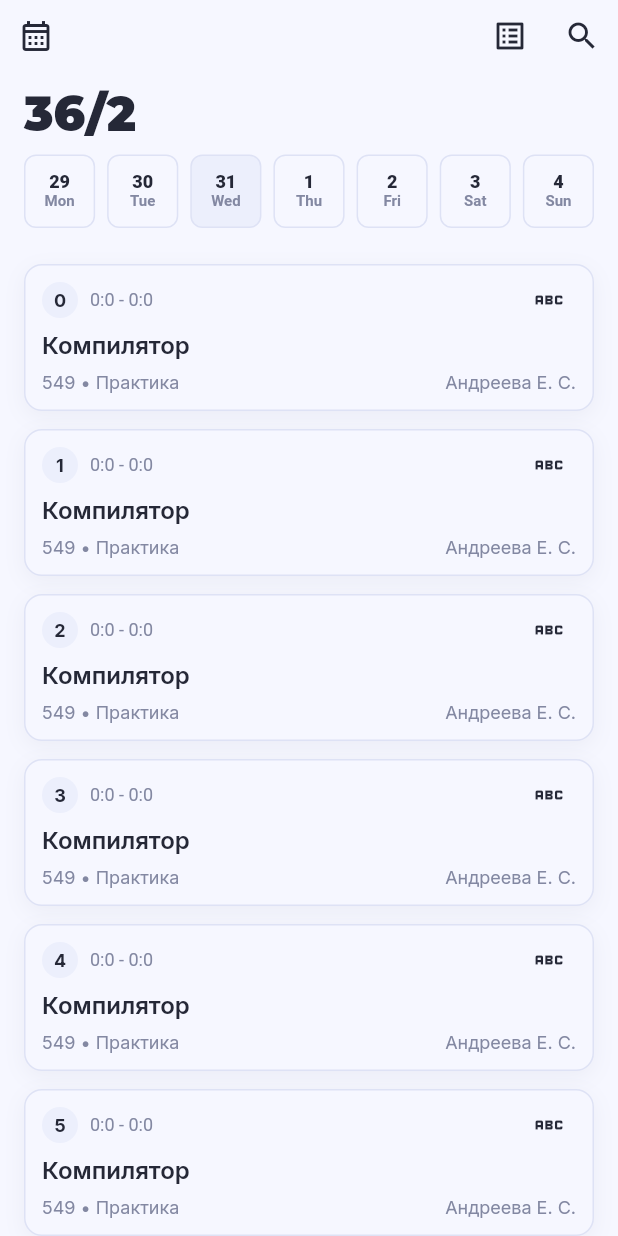
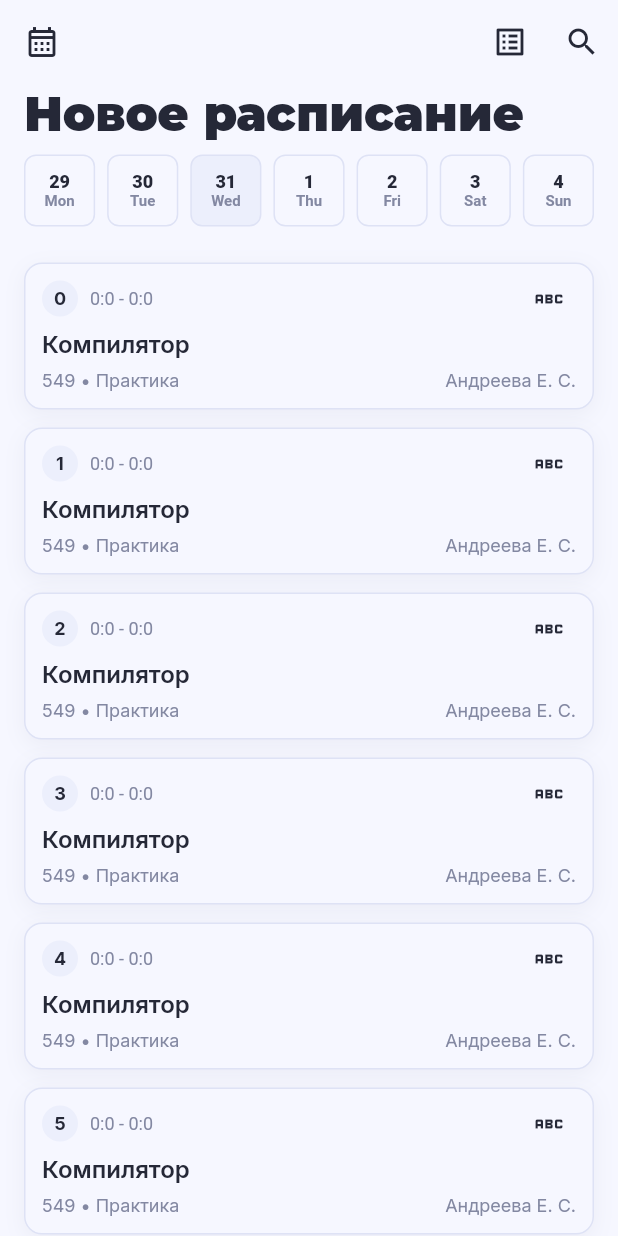
Before and after one commit to Null-Delta/StudRasp-Requiem, a Flutter app: the screen it shows after launch, on a phone screen of 412 x 824 dp. Run offline on Flutter 3.47's test engine with Material 2 defaults, Android fonts, the phone set to English and light mode, and no system bars; our stand-ins replace flutter_riverpod, flutter_svg, freezed_annotation, google_fonts; project files that could hold a hidden picture were left out.

Commit message:
AppBar and Timetable name in TimetablePage

```diff
--- a/studrasp_requiem/lib/providers/providers.dart
+++ b/studrasp_requiem/lib/providers/providers.dart
@@ -1,4 +1,6 @@
 import 'package:flutter_riverpod/flutter_riverpod.dart';
+
+import '../models/timetable/timetable_model.dart';
 
 final currentDate = StateProvider<DateTime>((ref) {
   return DateTime.now();
@@ -7,3 +9,7 @@ final currentDate = StateProvider<DateTime>((ref) {
 final selectedDuration = StateProvider<Duration>((ref) {
   return Duration(milliseconds: DateTime.now().millisecondsSinceEpoch);
 });
+
+final currentTimetable = StateProvider<Timetable>((ref) {
+  return Timetable.empty();
+});
--- a/studrasp_requiem/lib/ui/my_app.dart
+++ b/studrasp_requiem/lib/ui/my_app.dart
@@ -17,6 +17,11 @@ class MyApp extends StatelessWidget {
       title: 'Flutter Demo',
       themeMode: ThemeMode.system,
       theme: ThemeData.light().copyWith(
+        appBarTheme: ThemeData.light().appBarTheme.copyWith(
+              backgroundColor: appLightColors.backgroundPrimary,
+              foregroundColor: appLightColors.accentPrimary,
+              elevation: 0,
+            ),
         iconTheme: ThemeData.dark().iconTheme.copyWith(
               color: appLightColors.accentPrimary,
             ),
@@ -26,6 +31,11 @@ class MyApp extends StatelessWidget {
         ],
       ),
       darkTheme: ThemeData.dark().copyWith(
+        appBarTheme: ThemeData.light().appBarTheme.copyWith(
+              backgroundColor: appDarkColors.backgroundPrimary,
+              foregroundColor: appDarkColors.accentPrimary,
+              elevation: 0,
+            ),
         iconTheme: ThemeData.dark().iconTheme.copyWith(
               color: appDarkColors.accentPrimary,
             ),
--- a/studrasp_requiem/lib/ui/timetable_page/timetable_page.dart
+++ b/studrasp_requiem/lib/ui/timetable_page/timetable_page.dart
@@ -2,9 +2,10 @@ import 'dart:math';
 
 import 'package:flutter/material.dart';
 import 'package:flutter_riverpod/flutter_riverpod.dart';
+import '../../providers/providers.dart';
 import '../lesson_card/card_styles/default_lesson_card.dart';
 import '../lesson_card/card_styles/editable_lesson_card.dart';
-import 'widgets/timetable_header.dart';
+import '../widgets/week_timeline.dart';
 
 import '../../models/lesson/lesson_model.dart';
 import '../../models/time_interval/time_interval_model.dart';
@@ -27,9 +28,42 @@ class _TimetablePageState extends ConsumerState<TimetablePage> {
     final textStyles = Theme.of(context).extension<AppTextStyles>()!;
 
     return Scaffold(
-      appBar: const TimetableHeader(),
+      appBar: AppBar(
+        leading: IconButton(
+          icon: const Icon(Icons.calendar_month_outlined),
+          splashRadius: 25,
+          onPressed: () {},
+        ),
+        actions: [
+          IconButton(
+            icon: const Icon(Icons.list_alt),
+            splashRadius: 25,
+            onPressed: () {},
+          ),
+          IconButton(
+            icon: const Icon(Icons.search),
+            splashRadius: 25,
+            onPressed: () {},
+          ),
+        ],
+      ),
       backgroundColor: colors.backgroundPrimary!,
-      body: ListView.separated(
+      body: Column(
+        crossAxisAlignment: CrossAxisAlignment.start,
+        children: [
+          Padding(
+            padding: const EdgeInsets.symmetric(horizontal: 16),
+            child: Text(
+              ref.watch(currentTimetable.select((value) => value.name)),
+              maxLines: 2,
+              overflow: TextOverflow.ellipsis,
+              style: textStyles.largeTitle,
+              textAlign: TextAlign.start,
+            ),
+          ),
+          const WeekTimeline(),
+          Expanded(
+            child: ListView.separated(
               physics: const BouncingScrollPhysics(),
               padding: const EdgeInsets.all(16),
               itemCount: 50,
@@ -61,7 +95,8 @@ class _TimetablePageState extends ConsumerState<TimetablePage> {
                 } else {
                   return EditableLessonCard(
                     index: index % 10,
-              interval: const TimeInterval(from: Duration(), to: Duration()),
+                    interval:
+                        const TimeInterval(from: Duration(), to: Duration()),
                     lesson: Lesson.random(),
                     actions: [
                       PopupMenuAction(
@@ -85,6 +120,9 @@ class _TimetablePageState extends ConsumerState<TimetablePage> {
                 }
               },
             ),
+          ),
+        ],
+      ),
     );
   }
 }
--- a/studrasp_requiem/lib/ui/timetable_page/widgets/timetable_header.dart
+++ /dev/null
@@ -1,65 +0,0 @@
-import 'package:flutter/material.dart';
-import 'package:flutter_riverpod/flutter_riverpod.dart';
-
-import '../../../styles/colors.dart';
-import '../../../styles/fonts.dart';
-import '../../widgets/week_timeline.dart';
-
-class TimetableHeader extends ConsumerWidget with PreferredSizeWidget {
-  const TimetableHeader({Key? key}) : super(key: key);
-
-  @override
-  Size get preferredSize => const Size(double.infinity, 160);
-
-  @override
-  Widget build(BuildContext context, WidgetRef ref) {
-    final colors = Theme.of(context).extension<AppColors>()!;
-    final textStyles = Theme.of(context).extension<AppTextStyles>()!;
-
-    return SafeArea(
-      child: Column(
-        crossAxisAlignment: CrossAxisAlignment.start,
-        children: [
-          Row(
-            mainAxisAlignment: MainAxisAlignment.spaceBetween,
-            children: [
-              IconButton(
-                icon: const Icon(Icons.calendar_month_outlined),
-                splashRadius: 25,
-                onPressed: () {},
-              ),
-              Row(
-                children: [
-                  IconButton(
-                    icon: const Icon(Icons.list_alt),
-                    splashRadius: 25,
-                    onPressed: () {},
-                  ),
-                  IconButton(
-                    icon: const Icon(Icons.search),
-                    splashRadius: 25,
-                    onPressed: () {},
-                  ),
-                ],
-              )
-            ],
-          ),
-          const SizedBox(height: 8),
-          Padding(
-            padding: const EdgeInsets.symmetric(horizontal: 16),
-            child: Column(
-              crossAxisAlignment: CrossAxisAlignment.start,
-              children: [
-                Text(
-                  '36/2',
-                  style: textStyles.largeTitle,
-                ),
-              ],
-            ),
-          ),
-          const WeekTimeline(),
-        ],
-      ),
-    );
-  }
-}
--- a/studrasp_requiem/lib/ui/widgets/week_timeline.dart
+++ b/studrasp_requiem/lib/ui/widgets/week_timeline.dart
@@ -15,7 +15,8 @@ class WeekTimeline extends ConsumerWidget {
 
     final initialPage = weekCount != null ? 0 : 1000;
 
-    return Expanded(
+    return SizedBox(
+      height: 64,
       child: PageView.builder(
         controller: PageController(
           initialPage: initialPage,
```
Lines whose indentation alone changed are shown as unchanged.
